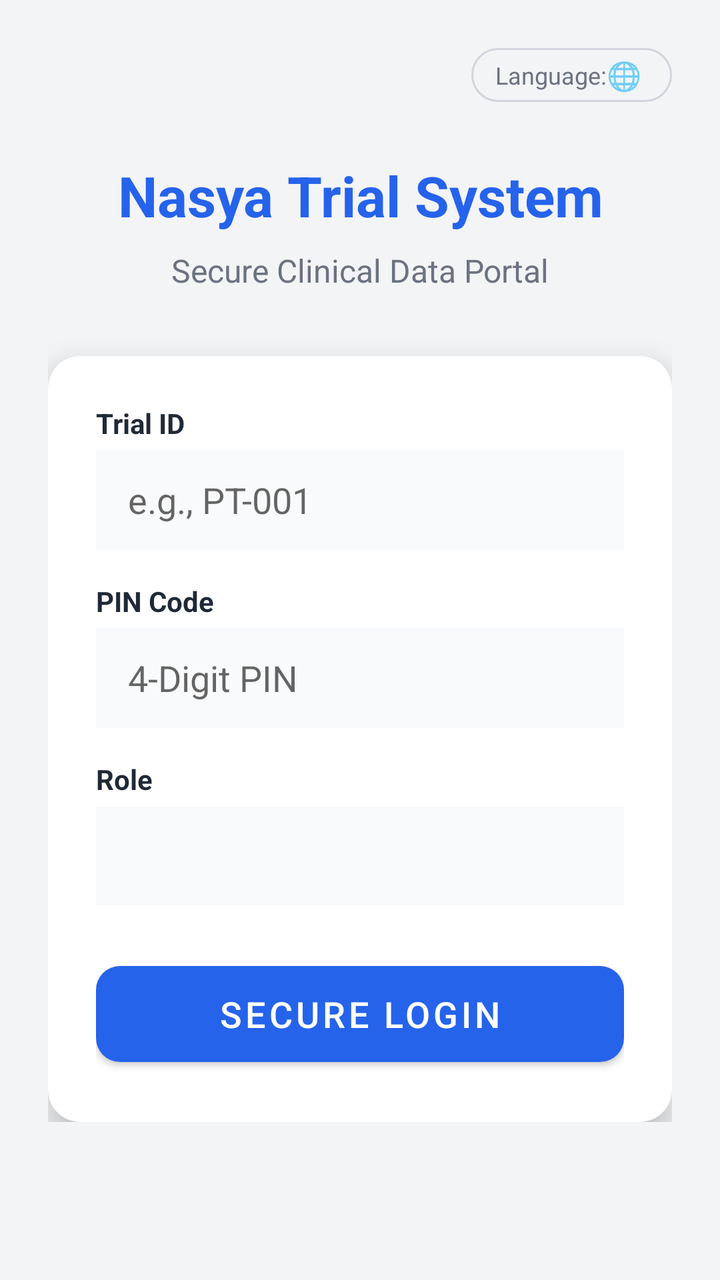
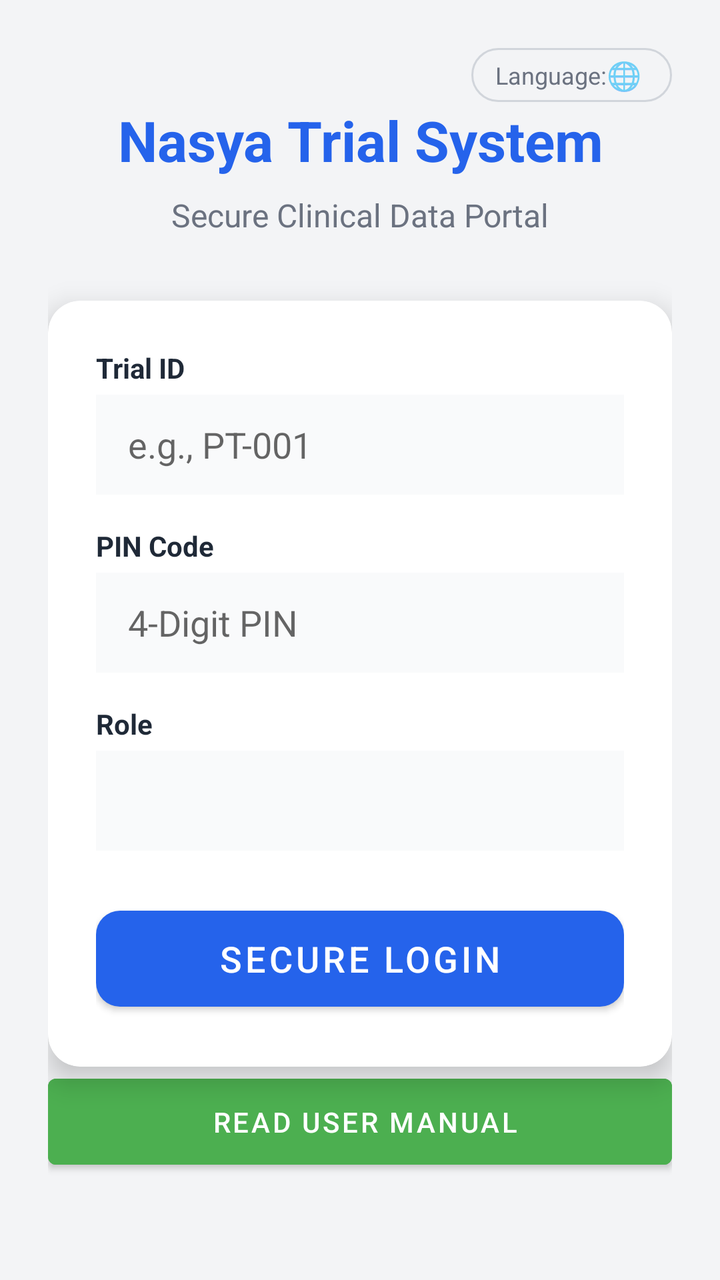

Two renders of the same Android screen: before a commit and after it. Below are the layout's source before the change and the commit's diff.
<!-- AndroidManifest.xml: application theme Theme.ClinicApp -->
<!-- res/layout/activity_main.xml -->
<?xml version="1.0" encoding="utf-8"?>
<RelativeLayout xmlns:android="http://schemas.android.com/apk/res/android"
    xmlns:app="http://schemas.android.com/apk/res-auto"
    android:layout_width="match_parent"
    android:layout_height="match_parent"
    android:padding="24dp"
    android:background="@color/backgroundColor">

    
    <LinearLayout
        android:layout_width="wrap_content"
        android:layout_height="wrap_content"
        android:layout_alignParentTop="true"
        android:layout_alignParentEnd="true"
        android:orientation="horizontal"
        android:gravity="center_vertical"
        android:background="@drawable/language_bg"
        android:paddingHorizontal="12dp"
        android:paddingVertical="4dp">

        <TextView
            android:id="@+id/tvLanguageLabel"
            android:layout_width="wrap_content"
            android:layout_height="wrap_content"
            android:text="@string/language_label"
            android:textSize="12sp"
            android:textColor="@color/textSecondary"/>

        <TextView
            android:layout_width="wrap_content"
            android:layout_height="wrap_content"
            android:text="🌐 "
            android:textSize="14sp"/>

        <Spinner
            android:id="@+id/spinLanguage"
            android:layout_width="wrap_content"
            android:layout_height="wrap_content"
            android:background="@android:color/transparent"
            android:spinnerMode="dropdown" />
    </LinearLayout>

    <LinearLayout
        android:layout_width="match_parent"
        android:layout_height="wrap_content"
        android:layout_centerInParent="true"
        android:orientation="vertical">

        <TextView
            android:layout_width="match_parent"
            android:layout_height="wrap_content"
            android:text="@string/nasya_trial_system"
            android:textAlignment="center"
            android:textColor="@color/primaryColor"
            android:textSize="28sp"
            android:textStyle="bold"
            android:layout_marginBottom="8dp" />

        <TextView
            android:layout_width="match_parent"
            android:layout_height="wrap_content"
            android:text="@string/secure_clinical_data_portal"
            android:textAlignment="center"
            android:textColor="@color/textSecondary"
            android:textSize="16sp"
            android:layout_marginBottom="32dp" />

        <androidx.cardview.widget.CardView
            android:layout_width="match_parent"
            android:layout_height="wrap_content"
            app:cardCornerRadius="16dp"
            app:cardElevation="8dp"
            app:cardBackgroundColor="@color/surfaceColor">

            <LinearLayout
                android:layout_width="match_parent"
                android:layout_height="wrap_content"
                android:orientation="vertical"
                android:padding="24dp">

                <TextView
                    android:layout_width="wrap_content"
                    android:layout_height="wrap_content"
                    android:text="@string/trial_id"
                    android:textColor="@color/textPrimary"
                    android:textStyle="bold"
                    android:layout_marginBottom="4dp" />

                <EditText
                    android:id="@+id/etTrialId"
                    android:layout_width="match_parent"
                    android:layout_height="50dp"
                    android:background="#F9FAFB"
                    android:hint="@string/trial_id_hint"
                    android:inputType="textCapCharacters"
                    android:paddingHorizontal="16dp"
                    android:layout_marginBottom="16dp" />

                <TextView
                    android:layout_width="wrap_content"
                    android:layout_height="wrap_content"
                    android:text="@string/pin_code"
                    android:textColor="@color/textPrimary"
                    android:textStyle="bold"
                    android:layout_marginBottom="4dp" />

                <EditText
                    android:id="@+id/etPin"
                    android:layout_width="match_parent"
                    android:layout_height="50dp"
                    android:background="#F9FAFB"
                    android:hint="@string/pin_hint"
                    android:inputType="numberPassword"
                    android:maxLength="4"
                    android:paddingHorizontal="16dp"
                    android:layout_marginBottom="16dp" />

                <TextView
                    android:layout_width="wrap_content"
                    android:layout_height="wrap_content"
                    android:text="@string/role"
                    android:textColor="@color/textPrimary"
                    android:textStyle="bold"
                    android:layout_marginBottom="4dp" />

                <Spinner
                    android:id="@+id/spinRole"
                    android:layout_width="match_parent"
                    android:layout_height="50dp"
                    android:background="#F9FAFB"
                    android:layout_marginBottom="24dp" />

                <com.google.android.material.button.MaterialButton
                    android:id="@+id/btnLogin"
                    android:layout_width="match_parent"
                    android:layout_height="60dp"
                    android:text="@string/secure_login"
                    android:textSize="18sp"
                    app:cornerRadius="12dp" />
            </LinearLayout>
        </androidx.cardview.widget.CardView>
    </LinearLayout>
</RelativeLayout>
<!-- resources referenced by this layout -->
<resources>
  <color name="backgroundColor">#F3F4F6</color>
  <color name="primaryColor">#2563EB</color>
  <color name="surfaceColor">#FFFFFF</color>
  <color name="textPrimary">#1F2937</color>
  <color name="textSecondary">#6B7280</color>
  <!-- drawable language_bg (drawable) -->
  <?xml version="1.0" encoding="utf-8"?>
  <shape xmlns:android="http://schemas.android.com/apk/res/android">
      <solid android:color="#F3F4F6"/>
      <corners android:radius="20dp"/>
      <stroke android:width="1dp" android:color="#D1D5DB"/>
  </shape>
  <string name="language_label">Language: </string>
  <string name="nasya_trial_system">Nasya Trial System</string>
  <string name="pin_code">PIN Code</string>
  <string name="pin_hint">4-Digit PIN</string>
  <string name="role">Role</string>
  <string name="secure_clinical_data_portal">Secure Clinical Data Portal</string>
  <string name="secure_login">Secure Login</string>
  <string name="trial_id">Trial ID</string>
  <string name="trial_id_hint">e.g., PT-001</string>
  <style name="Theme.ClinicApp" parent="Theme.MaterialComponents.Light.NoActionBar">
          <item name="colorPrimary">@color/primaryColor</item>
          <item name="colorPrimaryVariant">@color/primaryDarkColor</item>
          <item name="colorOnPrimary">@color/surfaceColor</item>
          <item name="colorSecondary">@color/secondaryColor</item>
          <item name="colorOnSecondary">@color/surfaceColor</item>
          <item name="android:statusBarColor">?attr/colorPrimaryVariant</item>
          <item name="android:windowBackground">@color/backgroundColor</item>
      </style>
  <color name="primaryDarkColor">#1E40AF</color>
  <color name="secondaryColor">#10B981</color>
</resources>

<!-- the commit's change to res/layout/activity_main.xml (unified diff, before → after) -->
@@ -139,5 +139,13 @@
                     app:cornerRadius="12dp" />
             </LinearLayout>
         </androidx.cardview.widget.CardView>
+
+        <Button
+            android:id="@+id/btnUserManual"
+            android:layout_width="match_parent"
+            android:layout_height="55dp"
+            android:text=" Read User Manual"
+            android:backgroundTint="#4CAF50"
+            android:textColor="#FFFFFF" />
     </LinearLayout>
 </RelativeLayout>
